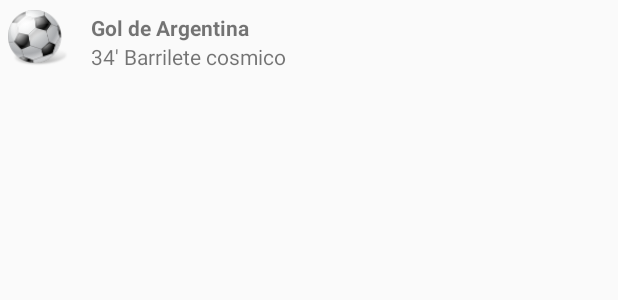
After one commit to tomiito/canchallenagol, an Android app: the layout list_item_main_event.xml on its own in the app's theme, with its tools: preview values and no code run, on a phone screen of 412 x 824 dp. The commit adds this screen. Shown: the top 300 px of the screen. Run offline under Robolectric (Android 15) with nearby library versions, the phone set to English and light mode, and no system bars.

Commit message:
event activity

```diff
--- a/Mobile/MarrocCLAndroid/app/build.gradle
+++ b/Mobile/MarrocCLAndroid/app/build.gradle
@@ -46,4 +46,5 @@ dependencies {
     compile 'com.android.support:support-v4:22.0.0'
     compile 'com.android.support:appcompat-v7:22.0.0'
     compile 'com.squareup.okhttp:okhttp:2.3.0'
+    compile 'com.nostra13.universalimageloader:universal-image-loader:1.9.3'
 }
--- /dev/null
+++ b/Mobile/MarrocCLAndroid/app/src/main/res/layout/list_item_main_event.xml
@@ -0,0 +1,35 @@
+<?xml version="1.0" encoding="utf-8"?>
+<LinearLayout xmlns:android="http://schemas.android.com/apk/res/android"
+    android:orientation="horizontal" android:layout_width="match_parent"
+    android:layout_height="match_parent"
+    android:padding="5dp">
+
+    <ImageView
+        android:id="@+id/list_item_main_event_image"
+        android:layout_width="40dp"
+        android:layout_height="40dp"
+        android:src="@drawable/ic_ball"/>
+
+    <LinearLayout
+        android:layout_width="match_parent"
+        android:layout_height="wrap_content"
+        android:paddingLeft="15dp"
+        android:paddingTop="3dp"
+        android:orientation="vertical">
+
+        <TextView
+            android:id="@+id/list_item_main_event_title"
+            android:layout_width="match_parent"
+            android:layout_height="match_parent"
+            android:textStyle="bold"
+            android:text="Gol de Argentina" />
+        <TextView
+            android:id="@+id/list_item_main_event_message"
+            android:layout_width="match_parent"
+            android:layout_height="match_parent"
+            android:text="34' Barrilete cosmico"/>
+
+    </LinearLayout>
+
+
+</LinearLayout>
```
Also changed, not shown: Mobile/MarrocCLAndroid/app/src/main/java/ar/com/ironsoft/marrocclandroid/activities/EventActivity.java (added, +98 -0 lines), Mobile/MarrocCLAndroid/app/src/main/java/ar/com/ironsoft/marrocclandroid/activities/MainActivity.java (+0 -22 lines), Mobile/MarrocCLAndroid/app/src/main/java/ar/com/ironsoft/marrocclandroid/adapters/MatchEventsAdapter.java (added, +69 -0 lines), Mobile/MarrocCLAndroid/app/src/main/java/ar/com/ironsoft/marrocclandroid/domain/PushMessage.java (+67 -19 lines), Mobile/MarrocCLAndroid/app/src/main/java/ar/com/ironsoft/marrocclandroid/intentServices/GcmIntentService.java (+14 -2 lines), Mobile/MarrocCLAndroid/app/src/main/res/layout/activity_event.xml (added, +30 -0 lines), Mobile/MarrocCLAndroid/app/src/main/res/layout/activity_main.xml (+6 -12 lines).
